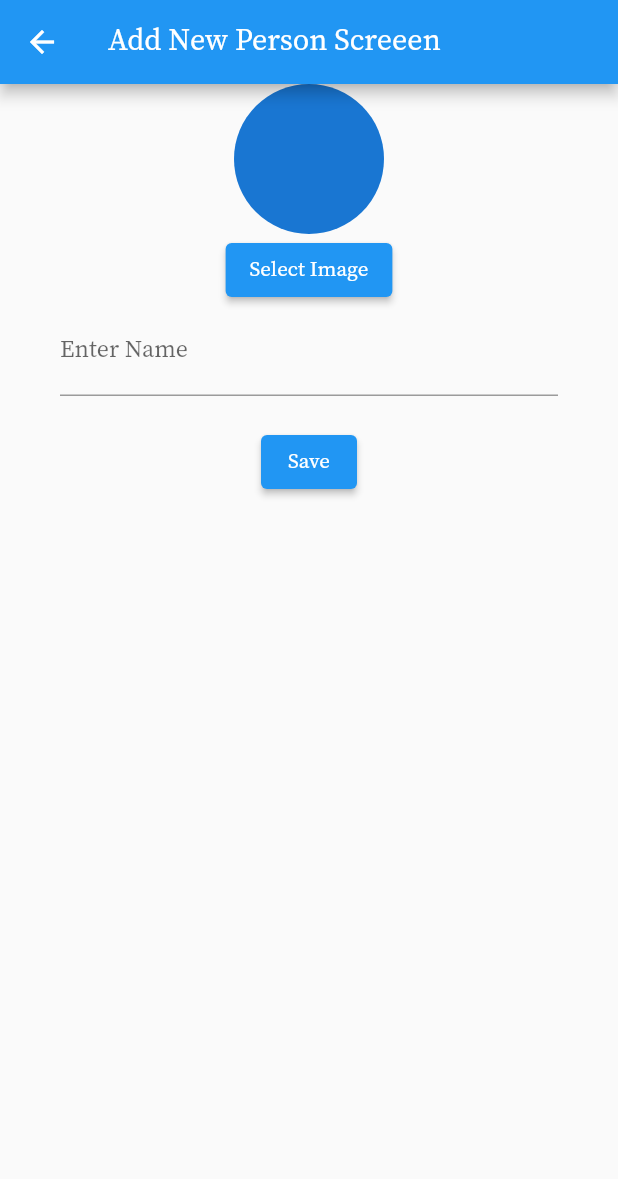
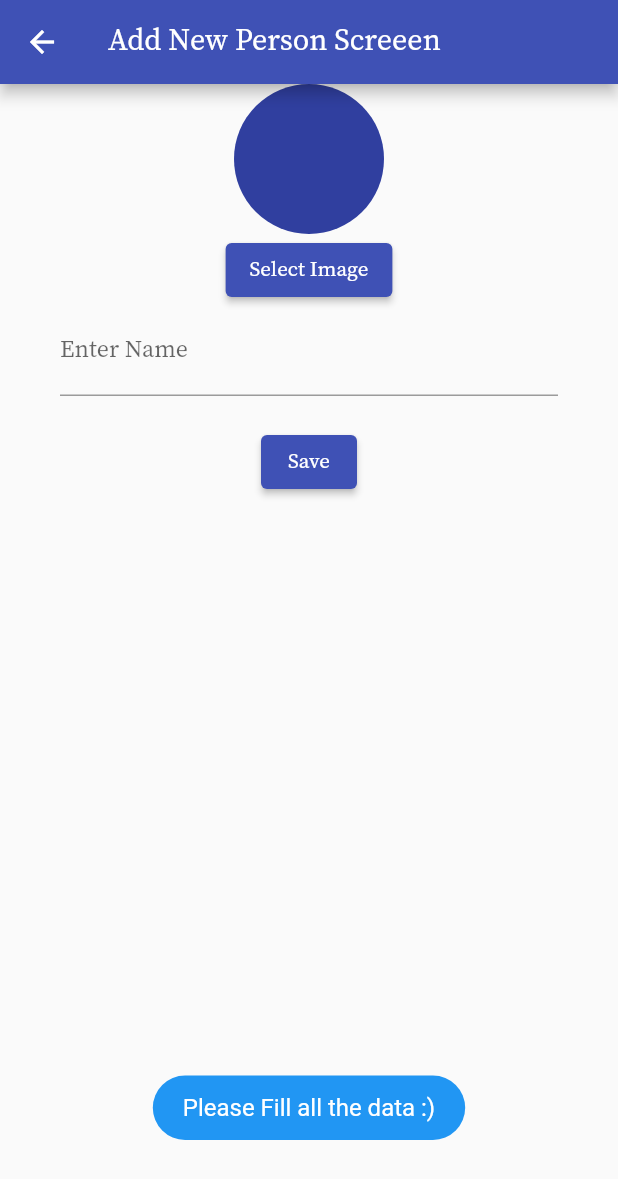
Before and after one commit to ShubhamSharma17/Wallet, a Flutter app: the AddNewPerson screen opened directly, after a tap on "Save", on a phone screen of 412 x 824 dp. Shown: the top 1179 px of the screen. Run offline on Flutter 3.47's test engine with Material 2 defaults, Android fonts, the phone set to English and light mode, and no system bars; our stand-ins replace animated_text_kit, cloud_firestore, firebase_core, firebase_storage, fluttertoast, get and 1 more; accounts and stored records are empty.

```diff
--- a/lib/main.dart
+++ b/lib/main.dart
@@ -66,7 +66,7 @@ class MyApp extends StatelessWidget {
     return MaterialApp(
         title: 'Flutter Demo',
         theme: ThemeData(
-          primarySwatch: Colors.blue,
+          primarySwatch: Colors.indigo,
           fontFamily: "Source Serif Pro",
         ),
         debugShowCheckedModeBanner: false,
--- a/lib/screen/add_new_cards.dart
+++ b/lib/screen/add_new_cards.dart
@@ -5,6 +5,7 @@ import 'dart:developer';
 import 'package:cloud_firestore/cloud_firestore.dart';
 import 'package:flutter/cupertino.dart';
 import 'package:flutter/material.dart';
+import 'package:fluttertoast/fluttertoast.dart';
 
 class AddNewCardScreen extends StatefulWidget {
   const AddNewCardScreen({Key? key}) : super(key: key);
@@ -16,6 +17,16 @@ class AddNewCardScreen extends StatefulWidget {
 class _AddNewCardScreenState extends State<AddNewCardScreen> {
   TextEditingController cardNumberController = TextEditingController();
   TextEditingController expireDateController = TextEditingController();
+  displayMessage(String msg) {
+    Fluttertoast.showToast(
+      msg: msg,
+      toastLength: Toast.LENGTH_SHORT,
+      timeInSecForIosWeb: 1,
+      backgroundColor: Colors.blue,
+      textColor: Colors.white,
+      fontSize: 16.0,
+    );
+  }
 
   saveData() async {
     try {
@@ -33,10 +44,13 @@ class _AddNewCardScreenState extends State<AddNewCardScreen> {
       if (cNumber is int && expireDate != "") {
         await FirebaseFirestore.instance.collection("Cards").add(userData);
         log("user data saved successfully! ");
+        displayMessage("user data saved successfully! ");
       } else {
+        displayMessage("Please Carefully Enter correct data! :)");
         log("Please Carefully Enter correct data! :)");
       }
     } on Exception catch (e) {
+      displayMessage("Enter All Feild Credential ");
       log(e.toString());
     }
   }
--- a/lib/screen/add_new_person.dart
+++ b/lib/screen/add_new_person.dart
@@ -5,6 +5,7 @@ import 'dart:io';
 import 'package:cloud_firestore/cloud_firestore.dart';
 import 'package:firebase_storage/firebase_storage.dart';
 import 'package:flutter/material.dart';
+import 'package:fluttertoast/fluttertoast.dart';
 import 'package:image_picker/image_picker.dart';
 import 'package:uuid/uuid.dart';
 
@@ -18,6 +19,16 @@ class AddNewPerson extends StatefulWidget {
 class _AddNewPersonState extends State<AddNewPerson> {
   TextEditingController nameController = TextEditingController();
   File? profilePic;
+  displayMessage(String msg) {
+    Fluttertoast.showToast(
+      msg: msg,
+      toastLength: Toast.LENGTH_SHORT,
+      timeInSecForIosWeb: 1,
+      backgroundColor: Colors.blue,
+      textColor: Colors.white,
+      fontSize: 16.0,
+    );
+  }
 
   saveData() async {
     String name = nameController.text.trim();
@@ -32,15 +43,17 @@ class _AddNewPersonState extends State<AddNewPerson> {
 
       TaskSnapshot taskSnapshot = await uploadTask;
       String downloadUrl = await taskSnapshot.ref.getDownloadURL();
-      log(name);
-      log(downloadUrl.toString());
+      // log(name);
+      // log(downloadUrl.toString());
       Map<String, dynamic> userData = {
         "name": name,
         "profilePic": downloadUrl,
       };
       FirebaseFirestore.instance.collection("Peoples").add(userData);
+      displayMessage("User Save :)");
       log("User Save :)");
     } else {
+      displayMessage("Please Fill all the data :)");
       log("Please Fill all the data :)");
     }
     setState(() {
--- a/lib/screen/drawer_Screen.dart
+++ b/lib/screen/drawer_Screen.dart
@@ -21,7 +21,7 @@ class DrawerScreen extends StatelessWidget {
             DrawerHeader(
               padding: EdgeInsets.only(top: 15),
               decoration: BoxDecoration(
-                color: Colors.blue,
+                color: Colors.indigo,
               ),
               child: Center(
                   child: Column(
--- a/pubspec.yaml
+++ b/pubspec.yaml
@@ -40,6 +40,7 @@ dependencies:
   image_picker: ^0.8.5+3
   firebase_storage: ^10.3.10
   uuid: ^3.0.6
+  fluttertoast: ^8.0.9
 
 dev_dependencies:
   flutter_test:
```
Also changed, not shown: lib/home.dart (+18 -39 lines), lib/screen/addExpensesScreen.dart (+18 -2 lines), lib/widgets/expenses_widget.dart (+24 -7 lines), lib/widgets/person_widget.dart (+47 -6 lines), pubspec.lock.
